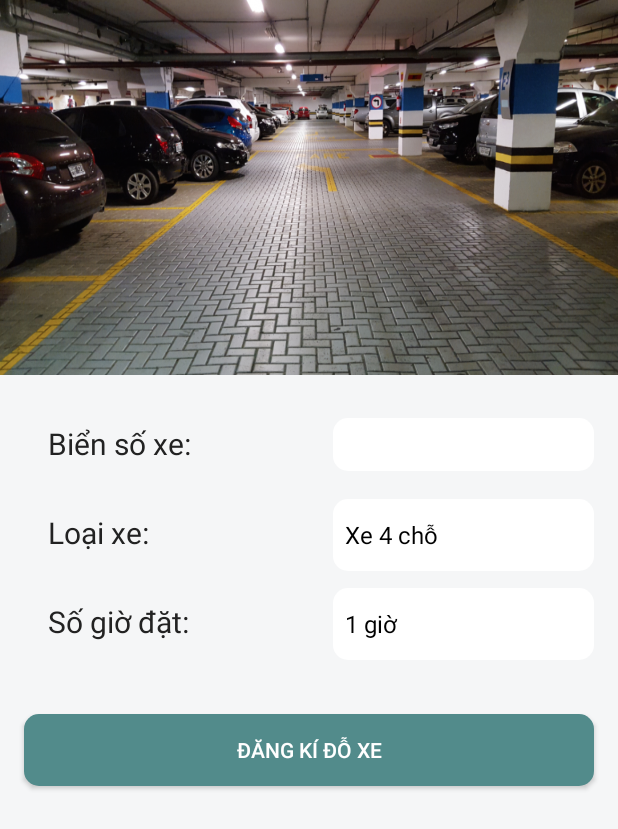
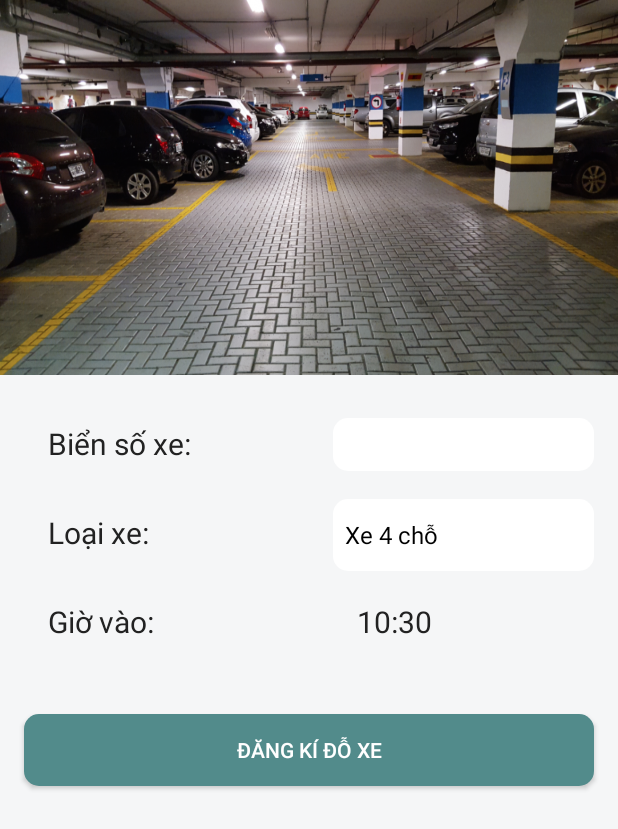
Before and after one commit to congnhat234/Smart-Parking, an Android app: the Registration screen opened directly, with no data from a screen before it, on a phone screen of 412 x 824 dp. Shown: the top 829 px of the screen. Run offline under Robolectric (Android 15) with nearby library versions, the phone set to English and light mode, and no system bars; our stand-ins replace Firebase (no records; nobody signed in at launch, a user with empty details on screens opened directly); 1 statement that could not run was skipped.

Commit message:
1:40 26/4

```diff
--- a/app/build.gradle
+++ b/app/build.gradle
@@ -21,6 +21,7 @@ android {
         exclude 'META-INF/LICENSE-FIREBASE.txt'
         exclude 'META-INF/NOTICE'
     }
+    sourceSets { main { res.srcDirs = ['src/main/res', 'src/main/res/raw'] } }
 }
 
 dependencies {
--- a/app/src/main/java/com/smartparking/admin/Registration.java
+++ b/app/src/main/java/com/smartparking/admin/Registration.java
@@ -9,15 +9,22 @@ import android.widget.ArrayAdapter;
 import android.widget.Button;
 import android.widget.EditText;
 import android.widget.Spinner;
+import android.widget.TextView;
+import android.widget.TimePicker;
 import android.widget.Toast;
 
 import com.google.firebase.database.DatabaseReference;
 import com.google.firebase.database.FirebaseDatabase;
 
+import java.text.SimpleDateFormat;
+import java.util.Calendar;
+
 public class Registration extends AppCompatActivity {
     EditText edt1;
+    TextView tv;
     Button btnnext;
     DatabaseReference myRef;
+    DatabaseReference myRefBooked;
 
     private Spinner spinner1, spinner2;
     private String[] Loaixe;
@@ -26,6 +33,10 @@ public class Registration extends AppCompatActivity {
     private ArrayAdapter<String> spinnerAdapter2;
     int id_sensor;
     Sensor sensor;
+    Booked booked;
+    String biensoxe;
+    String loaixe;
+    String giovao;
 
     @Override
     protected void onCreate(Bundle savedInstanceState) {
@@ -34,15 +45,16 @@ public class Registration extends AppCompatActivity {
 
         FirebaseDatabase database = FirebaseDatabase.getInstance();
         myRef = database.getReference("sensors");
+        myRefBooked = database.getReference("booked");
 
         edt1 = findViewById(R.id.edt1);
+        tv = findViewById(R.id.tv);
         btnnext = findViewById(R.id.btn);
 
         Intent i = getIntent();
         Bundle b = i.getExtras();
         id_sensor = b.getInt("id_sensor");
         sensor = (Sensor) i.getSerializableExtra("sensor_obj");
-        System.out.println(sensor.getUsername());
 
         spinner1 = findViewById(R.id.spinner1);
         Loaixe = getResources().getStringArray(R.array.Xe);
@@ -52,7 +64,7 @@ public class Registration extends AppCompatActivity {
         spinner1.setOnItemSelectedListener(new AdapterView.OnItemSelectedListener() {
             @Override
             public void onItemSelected(AdapterView<?> adapterView, View view, int i, long l) {
-
+                    loaixe = Loaixe[i];
             }
 
             @Override
@@ -61,29 +73,22 @@ public class Registration extends AppCompatActivity {
             }
         });
 
-        spinner2 = (Spinner) findViewById(R.id.spinner2);
-        Gio = getResources().getStringArray(R.array.Gio);
-        spinnerAdapter2 = new ArrayAdapter<String>(this, android.R.layout.simple_spinner_dropdown_item, Gio);
-        spinnerAdapter2.setDropDownViewResource(android.R.layout.select_dialog_singlechoice);
-        spinner2.setAdapter(spinnerAdapter2);
-        spinner2.setOnItemSelectedListener(new AdapterView.OnItemSelectedListener() {
-            @Override
-            public void onItemSelected(AdapterView<?> adapterView, View view, int i, long l) {
 
-            }
-
-            @Override
-            public void onNothingSelected(AdapterView<?> adapterView) {
-
-            }
-        });
-
+        Calendar c = Calendar.getInstance();
+        SimpleDateFormat dateformat = new SimpleDateFormat("HH:mm");
+        giovao = dateformat.format(c.getTime());
+        tv.setText(giovao);
     }
 
     public void Next(View view) {
         if (edt1.getText().toString().isEmpty()) {
             Toast.makeText(getApplicationContext(), "Nhập biển số xe!", Toast.LENGTH_SHORT).show();
         } else {
+            biensoxe = edt1.getText().toString();
+            booked = new Booked(biensoxe,giovao,loaixe,sensor.getUsername(),sensor.getName());
+            String key = myRefBooked.push().getKey();
+            myRefBooked.child(key).setValue(booked);
+
             Intent intent = new Intent(Registration.this, CountdownTimerToOpen.class);
             Bundle bundle = new Bundle();
             bundle.putInt("id_sensor", id_sensor);
--- a/app/src/main/java/com/smartparking/admin/Sensor.java
+++ b/app/src/main/java/com/smartparking/admin/Sensor.java
@@ -6,7 +6,7 @@ import java.io.Serializable;
  * Created by ADMIN on 3/19/2018.
  */
 
-public class Sensor implements Serializable {
+public class Sensor implements Serializable  {
     private int id;
     private String name;
     private String status;
--- a/app/src/main/res/layout/activity_registration.xml
+++ b/app/src/main/res/layout/activity_registration.xml
@@ -66,16 +66,18 @@
                 android:layout_width="wrap_content"
                 android:layout_height="wrap_content"
                 android:padding="@dimen/fab_margin"
-                android:text="Số giờ đặt: "
+                android:text="Giờ vào: "
                 android:textColor="@color/input_login"
                 android:textSize="@dimen/sizechu" />
+            <TextView
+                android:id="@+id/tv"
+                android:layout_width="wrap_content"
+                android:layout_height="wrap_content"
+                android:padding="@dimen/fab_margin"
+                android:text=""
+                android:textColor="@color/input_login"
+                android:textSize="@dimen/sizechu"/>
 
-            <Spinner
-                android:id="@+id/spinner2"
-                android:layout_width="@dimen/logo_w_h"
-                android:layout_height="wrap_content"
-                android:background="@drawable/roundbordertext"
-                android:gravity="center"></Spinner>
         </TableRow>
 
     </TableLayout>
--- a/app/src/main/res/values/arrays.xml
+++ b/app/src/main/res/values/arrays.xml
@@ -7,9 +7,9 @@
     </string-array>
 
     <string-array name="Gio">
-        <item>1 giờ</item>
-        <item>2 giờ</item>
-        <item>3 giờ</item>
-        <item>4 giờ</item>
+        <item>1 </item>
+        <item>2 </item>
+        <item>3 </item>
+        <item>4 </item>
     </string-array>
 </resources>
--- a/build.gradle
+++ b/build.gradle
@@ -7,7 +7,7 @@ buildscript {
         jcenter()
     }
     dependencies {
-        classpath 'com.android.tools.build:gradle:3.1.1'
+        classpath 'com.android.tools.build:gradle:3.1.2'
         classpath 'com.google.gms:google-services:3.2.0'
 
         // NOTE: Do not place your application dependencies here; they belong
```
Also changed, not shown: app/src/main/java/com/smartparking/admin/Booked.java (added, +66 -0 lines), app/src/main/java/com/smartparking/admin/MainActivity.java (+109 -28 lines).
